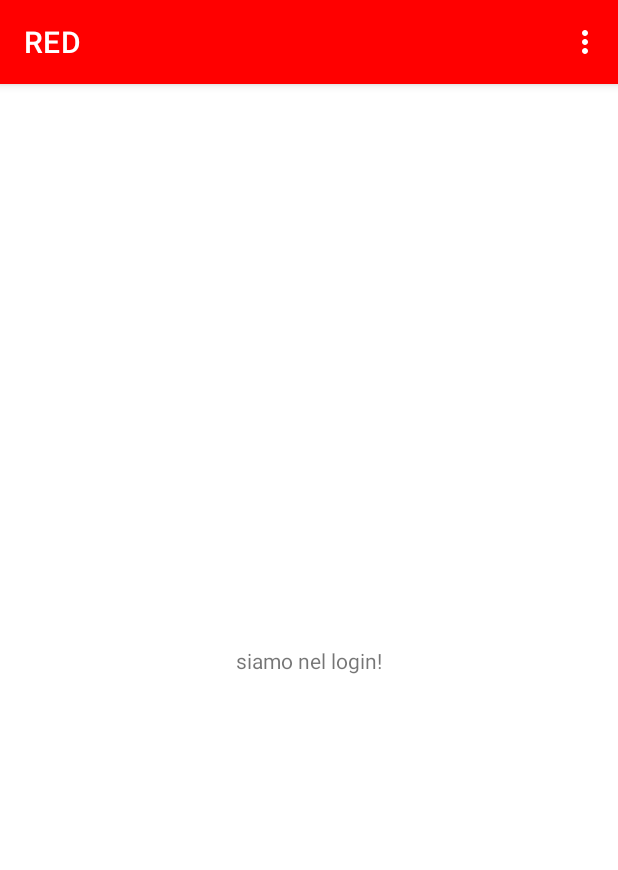
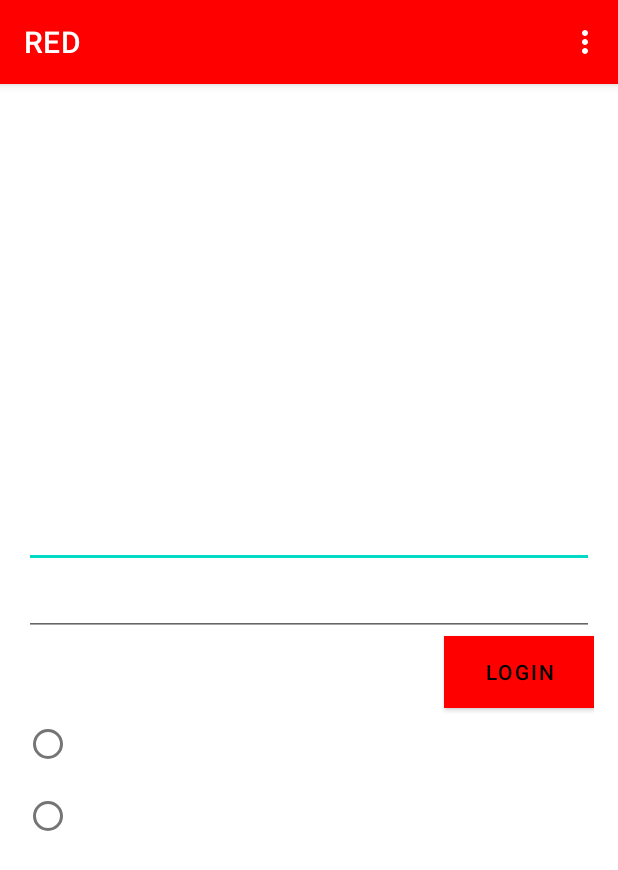
Before and after one commit to PamelaCasullo/PROGETTO-corso-IFTS-DEV, an Android app: the screen it shows after launch (Login before the commit, LoginActivity after it), in the options menu, after a tap on "Login", on a phone screen of 412 x 824 dp. Shown: the top 870 px of the screen. Run offline under Robolectric (Android 15) with nearby library versions, the phone set to English and light mode, and no system bars.

Commit message:
Activity Login XML & co

```diff
--- a/App Android/app/src/main/AndroidManifest.xml
+++ b/App Android/app/src/main/AndroidManifest.xml
@@ -22,10 +22,10 @@
             android:name=".CalendarActivity"
             android:exported="false" />
         <activity
-            android:name=".Login"
+            android:name=".LoginActivity"
             android:exported="false" />
         <activity
-            android:name=".Homepage"
+            android:name=".HomepageActivity"
             android:exported="true">
             <intent-filter>
                 <action android:name="android.intent.action.MAIN" />
--- a/App Android/app/src/main/java/it/rizzoli/RED/CalendarActivity.java
+++ b/App Android/app/src/main/java/it/rizzoli/RED/CalendarActivity.java
@@ -36,11 +36,11 @@ public class CalendarActivity extends AppCompatActivity {
 
         switch (id_item) {
             case R.id.HOMEPAGE:
-                Intent intentHome = new Intent(this,Homepage.class);
+                Intent intentHome = new Intent(this, HomepageActivity.class);
                 startActivity(intentHome);
                 break;
             case R.id.LOGIN:
-                Intent intentLogin = new Intent(this,Login.class);
+                Intent intentLogin = new Intent(this, LoginActivity.class);
                 startActivity(intentLogin);
                 break;
             case R.id.CALENDAR:
--- a/App Android/app/src/main/java/it/rizzoli/RED/CommunicationActivity.java
+++ b/App Android/app/src/main/java/it/rizzoli/RED/CommunicationActivity.java
@@ -36,11 +36,11 @@ public class CommunicationActivity extends AppCompatActivity {
 
         switch (id_item) {
             case R.id.HOMEPAGE:
-                Intent intentHome = new Intent(this,Homepage.class);
+                Intent intentHome = new Intent(this, HomepageActivity.class);
                 startActivity(intentHome);
                 break;
             case R.id.LOGIN:
-                Intent intentLogin = new Intent(this,Login.class);
+                Intent intentLogin = new Intent(this, LoginActivity.class);
                 startActivity(intentLogin);
                 break;
             case R.id.CALENDAR:
--- a/App Android/app/src/main/java/it/rizzoli/RED/Homepage.java
+++ b/App Android/app/src/main/java/it/rizzoli/RED/HomepageActivity.java
@@ -10,12 +10,12 @@ import android.view.MenuInflater;
 import android.view.MenuItem;
 import android.widget.Toast;
 
-public class Homepage extends AppCompatActivity {
+public class HomepageActivity extends AppCompatActivity {
 
     @Override
     protected void onCreate(Bundle savedInstanceState) {
         super.onCreate(savedInstanceState);
-        setContentView(R.layout.homepage);
+        setContentView(R.layout.activity_homepage);
     }
 
     //istanziamo un menu
@@ -37,12 +37,12 @@ public class Homepage extends AppCompatActivity {
 
         switch (id_item) {
             case R.id.HOMEPAGE:
-                Intent intentHome = new Intent(this,Homepage.class);
+                Intent intentHome = new Intent(this, HomepageActivity.class);
                 startActivity(intentHome);
                 Toast.makeText(this, "Siamo in "+this.getLocalClassName(), Toast.LENGTH_SHORT).show();
                 break;
             case R.id.LOGIN:
-                Intent intentLogin = new Intent(this,Login.class);
+                Intent intentLogin = new Intent(this, LoginActivity.class);
                 startActivity(intentLogin);
                 break;
             case R.id.CALENDAR:
--- a/App Android/app/src/main/java/it/rizzoli/RED/Login.java
+++ b/App Android/app/src/main/java/it/rizzoli/RED/LoginActivity.java
@@ -5,17 +5,20 @@ import androidx.appcompat.app.AppCompatActivity;
 
 import android.content.Intent;
 import android.os.Bundle;
+import android.view.LayoutInflater;
 import android.view.Menu;
 import android.view.MenuInflater;
 import android.view.MenuItem;
 
-public class Login extends AppCompatActivity {
+public class LoginActivity extends AppCompatActivity {
 
     @Override
     protected void onCreate(Bundle savedInstanceState) {
         super.onCreate(savedInstanceState);
         setContentView(R.layout.activity_login);
     }
+
+
 
     //istanziamo un menu
     @Override
@@ -36,11 +39,11 @@ public class Login extends AppCompatActivity {
 
         switch (id_item) {
             case R.id.HOMEPAGE:
-                Intent intentHome = new Intent(this,Homepage.class);
+                Intent intentHome = new Intent(this, HomepageActivity.class);
                 startActivity(intentHome);
                 break;
             case R.id.LOGIN:
-                Intent intentLogin = new Intent(this,Login.class);
+                Intent intentLogin = new Intent(this, LoginActivity.class);
                 startActivity(intentLogin);
                 break;
             case R.id.CALENDAR:
--- a/App Android/app/src/main/java/it/rizzoli/RED/ProfileActivity.java
+++ b/App Android/app/src/main/java/it/rizzoli/RED/ProfileActivity.java
@@ -36,11 +36,11 @@ public class ProfileActivity extends AppCompatActivity {
 
         switch (id_item) {
             case R.id.HOMEPAGE:
-                Intent intentHome = new Intent(this,Homepage.class);
+                Intent intentHome = new Intent(this, HomepageActivity.class);
                 startActivity(intentHome);
                 break;
             case R.id.LOGIN:
-                Intent intentLogin = new Intent(this,Login.class);
+                Intent intentLogin = new Intent(this, LoginActivity.class);
                 startActivity(intentLogin);
                 break;
             case R.id.CALENDAR:
--- a/App Android/app/src/main/java/it/rizzoli/RED/RegisterActivity.java
+++ b/App Android/app/src/main/java/it/rizzoli/RED/RegisterActivity.java
@@ -36,11 +36,11 @@ public class RegisterActivity extends AppCompatActivity {
 
         switch (id_item) {
             case R.id.HOMEPAGE:
-                Intent intentHome = new Intent(this,Homepage.class);
+                Intent intentHome = new Intent(this, HomepageActivity.class);
                 startActivity(intentHome);
                 break;
             case R.id.LOGIN:
-                Intent intentLogin = new Intent(this,Login.class);
+                Intent intentLogin = new Intent(this, LoginActivity.class);
                 startActivity(intentLogin);
                 break;
             case R.id.CALENDAR:
--- /dev/null
+++ b/App Android/app/src/main/res/layout/activity_homepage.xml
@@ -0,0 +1,11 @@
+<?xml version="1.0" encoding="utf-8"?>
+<RelativeLayout xmlns:android="http://schemas.android.com/apk/res/android"
+    android:layout_width="match_parent"
+    android:layout_height="match_parent" >
+
+
+
+
+
+
+</RelativeLayout>
--- a/App Android/app/src/main/res/layout/activity_login.xml
+++ b/App Android/app/src/main/res/layout/activity_login.xml
@@ -1,16 +1,65 @@
 <?xml version="1.0" encoding="utf-8"?>
-<androidx.constraintlayout.widget.ConstraintLayout xmlns:android="http://schemas.android.com/apk/res/android"
-    xmlns:app="http://schemas.android.com/apk/res-auto"
-    xmlns:tools="http://schemas.android.com/tools"
+<LinearLayout xmlns:android="http://schemas.android.com/apk/res/android"
     android:layout_width="match_parent"
     android:layout_height="match_parent"
-    tools:context=".Login">
+    android:paddingLeft="16dp"
+    android:paddingTop="250dp"
+
+    android:paddingRight="16dp"
+    android:orientation="vertical" >
+
     <TextView
-        android:layout_width="wrap_content"
+        android:layout_width="match_parent"
         android:layout_height="wrap_content"
-        android:text="siamo nel login!"
-        app:layout_constraintBottom_toBottomOf="parent"
-        app:layout_constraintLeft_toLeftOf="parent"
-        app:layout_constraintRight_toRightOf="parent"
-        app:layout_constraintTop_toTopOf="parent" />
-</androidx.constraintlayout.widget.ConstraintLayout>
+        android:textAlignment="center"
+        android:textColor="@color/white"
+        android:text="Inserisci Dati Personali"
+        android:textSize="20dp"
+        />
+    <EditText
+        android:id="@+id/email_its"
+        android:layout_width="match_parent"
+        android:layout_height="wrap_content"
+        android:textColorHint="@color/white"
+        android:hint="email"
+        android:textAlignment="center"
+        android:inputType="textEmailAddress"
+        />
+
+    <EditText
+        android:layout_width="match_parent"
+        android:layout_height="wrap_content"
+        android:textAlignment="center"
+        android:textColorHint="@color/white"
+        android:hint="Password"
+        android:inputType="textPassword" />
+    <Button
+        android:layout_width="100dp"
+        android:layout_height="wrap_content"
+        android:layout_gravity="right"
+
+        android:background="@android:color/white"
+        android:textColor="@android:color/black"
+        android:text="Login" />
+
+    <RadioGroup
+        android:layout_width="match_parent"
+        android:layout_height="wrap_content"
+        android:orientation="vertical">
+        <RadioButton android:id="@+id/radio_studente"
+            android:layout_width="wrap_content"
+            android:layout_height="wrap_content"
+            android:textColor="@color/white"
+            android:text="Studente"
+            android:onClick="onRadioButtonClicked"/>
+
+        <RadioButton
+            android:id="@+id/radio_docente"
+            android:layout_width="wrap_content"
+            android:layout_height="wrap_content"
+            android:onClick="onRadioButtonClicked"
+            android:textColor="@color/white"
+            android:text="Docente" />
+    </RadioGroup>
+
+</LinearLayout>
--- a/App Android/app/src/main/res/layout/homepage.xml
+++ /dev/null
@@ -1,18 +0,0 @@
-<?xml version="1.0" encoding="utf-8"?>
-<androidx.constraintlayout.widget.ConstraintLayout xmlns:android="http://schemas.android.com/apk/res/android"
-    xmlns:app="http://schemas.android.com/apk/res-auto"
-    xmlns:tools="http://schemas.android.com/tools"
-    android:layout_width="match_parent"
-    android:layout_height="match_parent"
-    tools:context=".Homepage">
-
-    <TextView
-        android:layout_width="wrap_content"
-        android:layout_height="wrap_content"
-        android:text="Homepage!"
-        app:layout_constraintBottom_toBottomOf="parent"
-        app:layout_constraintLeft_toLeftOf="parent"
-        app:layout_constraintRight_toRightOf="parent"
-        app:layout_constraintTop_toTopOf="parent" />
-
-</androidx.constraintlayout.widget.ConstraintLayout>
--- a/App Android/app/src/main/res/values-night/themes.xml
+++ b/App Android/app/src/main/res/values-night/themes.xml
@@ -2,8 +2,8 @@
     <!-- Base application theme. -->
     <style name="Theme.RED" parent="Theme.MaterialComponents.DayNight.DarkActionBar">
         <!-- Primary brand color. -->
-        <item name="colorPrimary">@color/purple_200</item>
-        <item name="colorPrimaryVariant">@color/purple_700</item>
+        <item name="colorPrimary">@color/RED_01</item>
+        <item name="colorPrimaryVariant">@color/RED_01</item>
         <item name="colorOnPrimary">@color/black</item>
         <!-- Secondary brand color. -->
         <item name="colorSecondary">@color/teal_200</item>
--- a/App Android/app/src/main/res/values/colors.xml
+++ b/App Android/app/src/main/res/values/colors.xml
@@ -1,7 +1,7 @@
 <?xml version="1.0" encoding="utf-8"?>
 <resources>
     <color name="purple_200">#FFFF0000</color>//TODO Delete this
-    <color name="purple_500">#FFFF0000</color> //TODO Change name color in RED
+    <color name="RED_01">#FFFF0000</color> //TODO Change name color in RED
     <color name="purple_700">#FF3700B3</color>
     <color name="teal_200">#FF03DAC5</color>
     <color name="teal_700">#FF018786</color>
--- a/App Android/app/src/main/res/values/themes.xml
+++ b/App Android/app/src/main/res/values/themes.xml
@@ -2,7 +2,7 @@
     <!-- Base application theme. -->
     <style name="Theme.RED" parent="Theme.MaterialComponents.DayNight.DarkActionBar">
         <!-- Primary brand color. -->
-        <item name="colorPrimary">@color/purple_500</item>
+        <item name="colorPrimary">@color/RED_01</item>
         <item name="colorPrimaryVariant">@color/purple_700</item>
         <item name="colorOnPrimary">@color/white</item>
         <!-- Secondary brand color. -->
```
